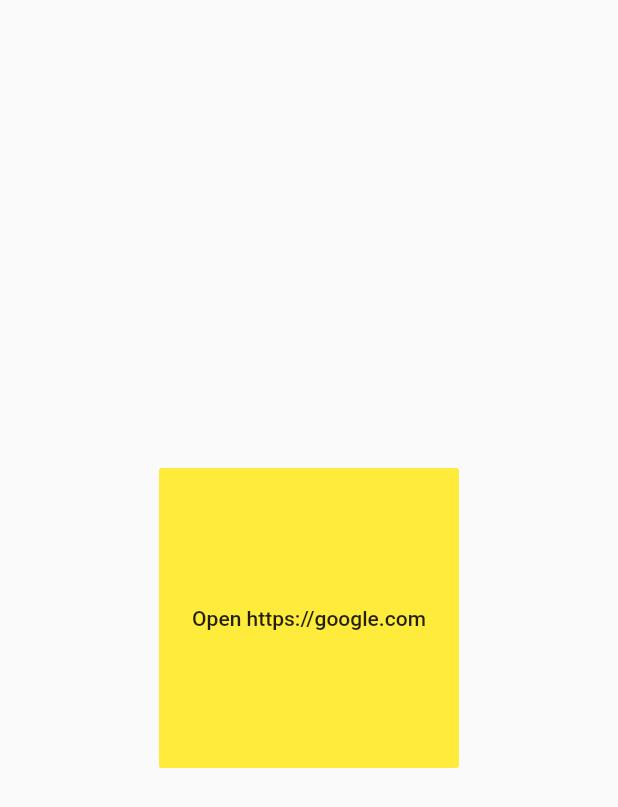
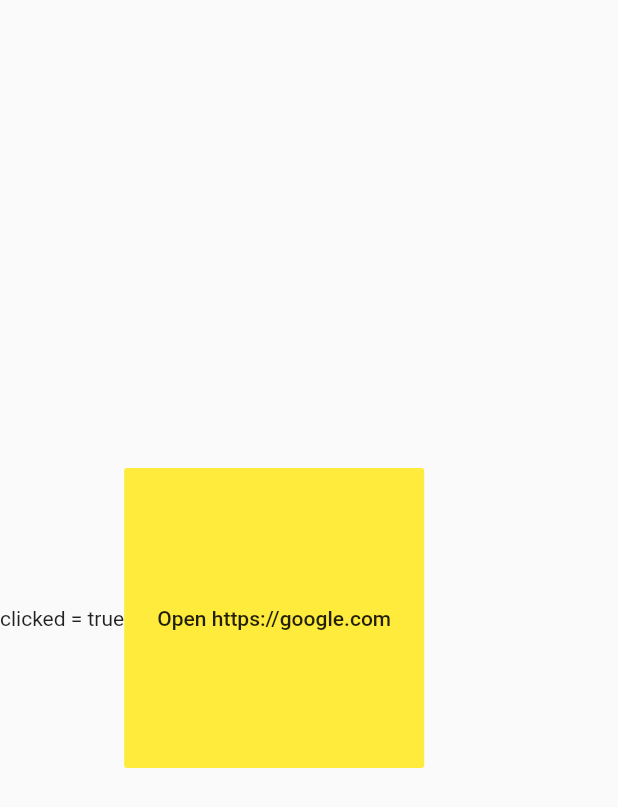
Before and after one commit to otopba/flutter-iframe-sample, a Flutter app: the screen it shows after launch, after a tap on "Open https://google.com", on a phone screen of 412 x 824 dp. Shown: the top 807 px of the screen. Run offline on Flutter 3.47's test engine with Material 2 defaults, Android fonts, the phone set to English and light mode, and no system bars.

Commit message:
Add text

```diff
--- a/lib/main.dart
+++ b/lib/main.dart
@@ -28,11 +28,16 @@
 }
 
 class _MyHomePageState extends State<MyHomePage> {
+  bool _clicked = false;
+
   @override
   Widget build(BuildContext context) {
     return Scaffold(
       body: Center(
-        child: SizedBox(
+        child: Row(
+          children: [
+            Text("clicked = $_clicked"),
+            SizedBox(
               width: 200,
               height: 200,
               child: FlatButton(
@@ -43,12 +48,17 @@
                 onPressed: _openUrl,
               ),
             ),
+          ],
+        ),
       ),
     );
   }
 
   Future<bool> _openUrl() async {
     print("Click");
+    setState(() {
+      _clicked = true;
+    });
     final url = "https://www.google.com/";
     if (await canLaunch(url)) {
       final success = await launch(url, webOnlyWindowName: "_blank");
```
Lines whose indentation alone changed are shown as unchanged.
